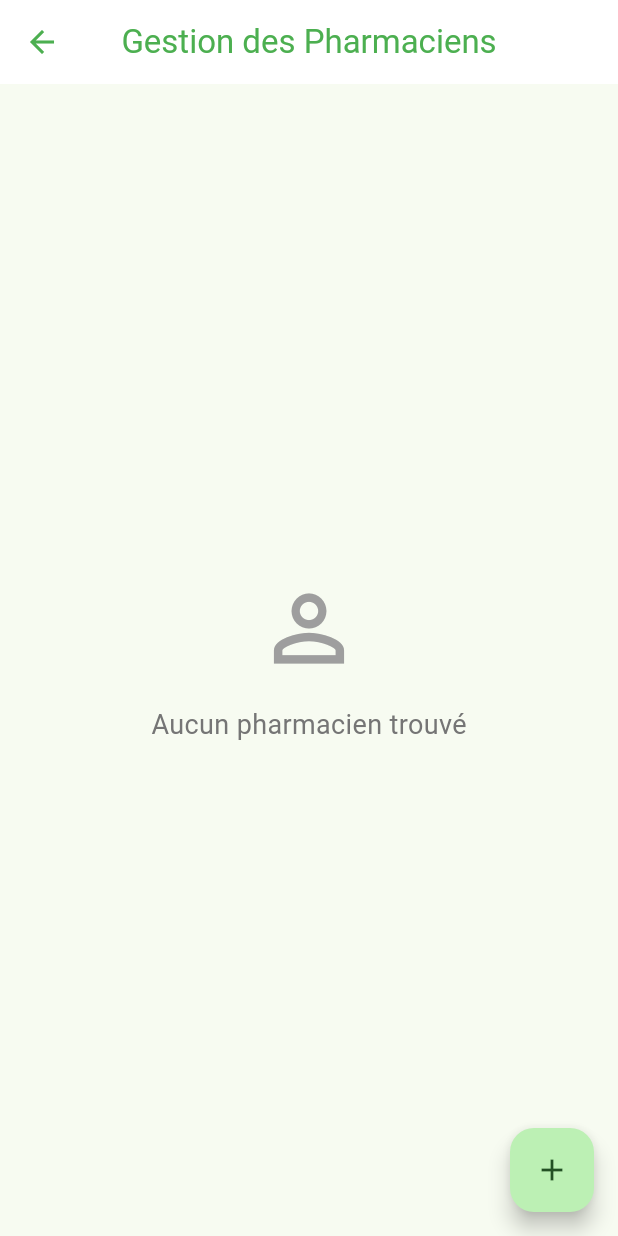
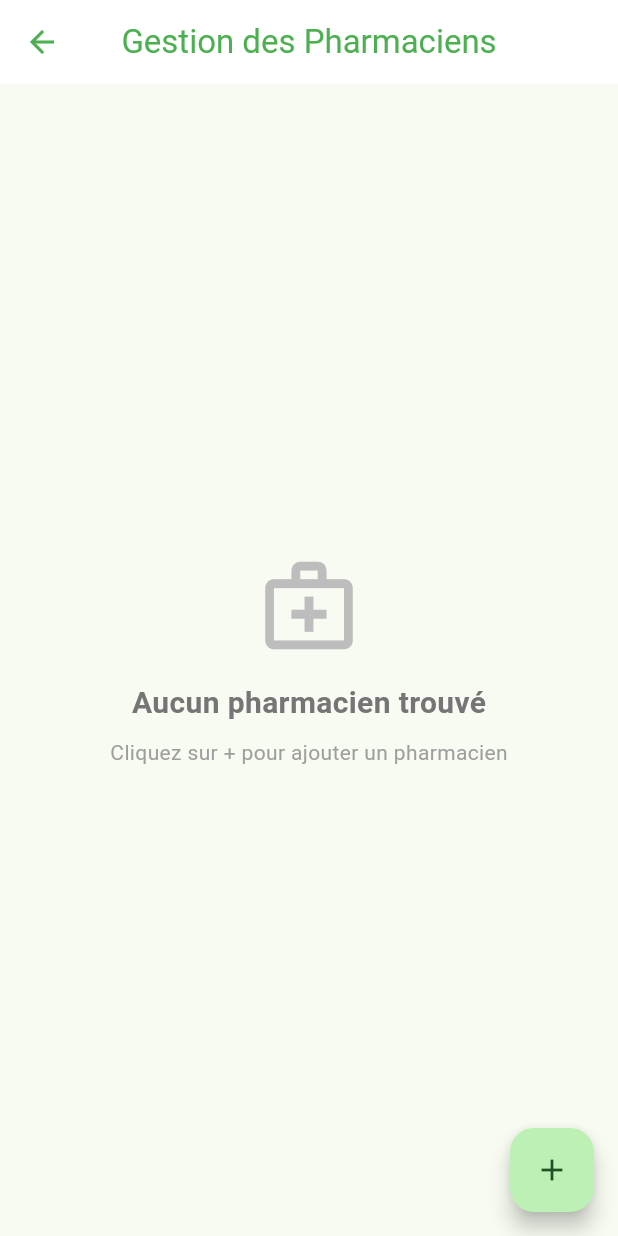
Before and after one commit to madoox1/pharmanet, a Flutter app: the PharmacienListScreen screen opened directly, on a phone screen of 412 x 824 dp. Run offline on Flutter 3.47's test engine with Material 3 defaults, Android fonts, the phone set to English and light mode, and no system bars; network calls fail.

Commit message:
Enhance patient and pharmacist screens with improved error handling and user feedback; update UI for empty states and adjust text styles for better readability

```diff
--- a/lib/screens/pharmacie_list_screen.dart
+++ b/lib/screens/pharmacie_list_screen.dart
@@ -104,21 +104,21 @@ class _PharmacieListScreenState extends State<PharmacieListScreen> {
                       Icon(
                         Icons.local_pharmacy_outlined,
                         size: 70,
-                        color: Colors.grey,
+                        color: Colors.grey[400],
                       ),
                       SizedBox(height: 16),
                       Text(
                         'Aucune pharmacie trouvée',
                         style: TextStyle(
-                          fontSize: 18,
+                          fontSize: 20,
                           color: Colors.grey[600],
+                          fontWeight: FontWeight.bold,
                         ),
                       ),
                       SizedBox(height: 8),
                       Text(
                         'Cliquez sur + pour ajouter une pharmacie',
                         style: TextStyle(
-                          fontSize: 14,
                           color: Colors.grey[500],
                         ),
                       ),
--- a/lib/screens/pharmacien_list_screen.dart
+++ b/lib/screens/pharmacien_list_screen.dart
@@ -30,6 +30,11 @@ class _PharmacienListScreenState extends State<PharmacienListScreen> {
           pharmaciens = data.map((json) => Pharmacien.fromJson(json)).toList();
           isLoading = false;
         });
+      } else if (response.statusCode == 404) {
+        setState(() {
+          pharmaciens = [];
+          isLoading = false;
+        });
       }
     } catch (e) {
       print('Error: $e');
@@ -59,18 +64,14 @@ class _PharmacienListScreenState extends State<PharmacienListScreen> {
   @override
   Widget build(BuildContext context) {
     return Scaffold(
-      appBar: AppBar(
-        title: Text('Gestion des Pharmaciens'),
-      ),
+      appBar: AppBar(title: Text('Gestion des Pharmaciens')),
       floatingActionButton: FloatingActionButton(
         onPressed: () async {
           final result = await Navigator.push(
             context,
             MaterialPageRoute(builder: (context) => PharmacienFormScreen()),
           );
-          if (result == true) {
-            fetchPharmaciens();
-          }
+          if (result == true) fetchPharmaciens();
         },
         child: Icon(Icons.add),
       ),
@@ -81,11 +82,26 @@ class _PharmacienListScreenState extends State<PharmacienListScreen> {
                   child: Column(
                     mainAxisAlignment: MainAxisAlignment.center,
                     children: [
-                      Icon(Icons.person_outline, size: 70, color: Colors.grey),
+                      Icon(
+                        Icons.medical_services_outlined,
+                        size: 70,
+                        color: Colors.grey[400],
+                      ),
                       SizedBox(height: 16),
                       Text(
                         'Aucun pharmacien trouvé',
-                        style: TextStyle(fontSize: 18, color: Colors.grey[600]),
+                        style: TextStyle(
+                          fontSize: 20,
+                          color: Colors.grey[600],
+                          fontWeight: FontWeight.bold,
+                        ),
+                      ),
+                      SizedBox(height: 8),
+                      Text(
+                        'Cliquez sur + pour ajouter un pharmacien',
+                        style: TextStyle(
+                          color: Colors.grey[500],
+                        ),
                       ),
                     ],
                   ),
```
Also changed, not shown: lib/screens/patient_form_screen.dart (+14 -4 lines), lib/screens/patient_list_screen.dart (+31 -1 lines).
